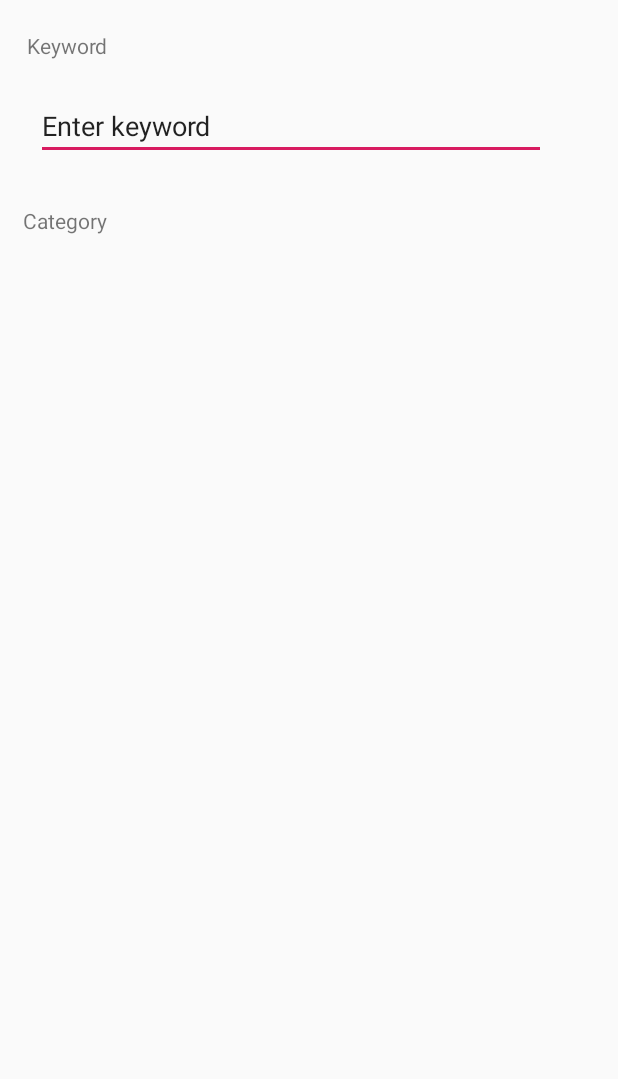
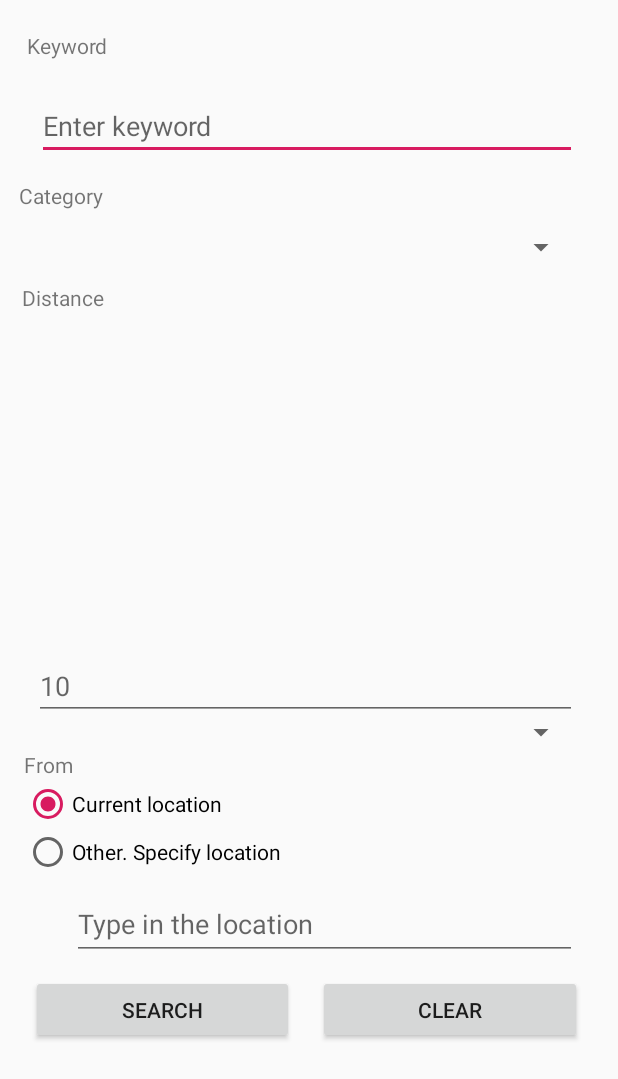
Before and after one commit to sebasetian/android-event-searcher, an Android app: the layout form_fragment.xml on its own in the app's theme, with its tools: preview values and no code run, on a phone screen of 412 x 824 dp. Shown: the top 1079 px of the screen. Run offline under Robolectric (Android 15) with nearby library versions, the phone set to English and light mode, and no system bars.

```diff
--- a/app/build.gradle
+++ b/app/build.gradle
@@ -32,4 +32,7 @@ dependencies {
     implementation 'com.android.support:recyclerview-v7:27.1.1'
     implementation 'com.android.support:support-v4:27.1.1'
     implementation 'com.android.support:design:27.1.1'
+    implementation 'com.squareup.retrofit2:retrofit:2.4.0'
+    implementation 'com.squareup.retrofit2:converter-gson:2.1.0'
+    implementation 'com.google.code.gson:gson:2.8.2'
 }
--- a/app/src/main/AndroidManifest.xml
+++ b/app/src/main/AndroidManifest.xml
@@ -2,7 +2,7 @@
 <manifest xmlns:android="http://schemas.android.com/apk/res/android"
   xmlns:tools="http://schemas.android.com/tools"
   package="csci571.hw9">
-
+  <uses-permission android:name="android.permission.INTERNET"/>
   <application
     android:allowBackup="true"
     android:icon="@mipmap/ic_launcher"
--- a/app/src/main/java/csci571/hw9/FormViewModel.java
+++ b/app/src/main/java/csci571/hw9/FormViewModel.java
@@ -3,16 +3,27 @@ package csci571.hw9;
 import android.arch.lifecycle.MutableLiveData;
 import android.arch.lifecycle.ViewModel;
 import android.databinding.BindingAdapter;
+import android.databinding.Observable;
+import android.databinding.Observable.OnPropertyChangedCallback;
+import android.databinding.ObservableField;
 import android.widget.EditText;
+import csci571.hw9.Model.WebServices;
 import csci571.hw9.Model.FormField;
 
 public class FormViewModel extends ViewModel {
     private FormField form;
     private MutableLiveData<FormField> formPassed;
-
+    public ObservableField<String> keywordForAutoComplete;
+    public String[] autoCompleteTitles;
+    private WebServices webService = new WebServices();
     public void init() {
         form = new FormField();
-
+        keywordForAutoComplete.addOnPropertyChangedCallback(new OnPropertyChangedCallback() {
+            @Override
+            public void onPropertyChanged(Observable sender, int propertyId) {
+                autoCompleteTitles = webService.autocomplete(keywordForAutoComplete.get());
+            }
+        });
     }
     public void onSubmit() {
         if(!form.isValid()) {
--- a/app/src/main/java/csci571/hw9/Fragment/FormFragment.java
+++ b/app/src/main/java/csci571/hw9/Fragment/FormFragment.java
@@ -1,6 +1,7 @@
 package csci571.hw9.Fragment;
 
 import android.arch.lifecycle.ViewModelProviders;
+import android.content.Context;
 import android.databinding.DataBindingUtil;
 import android.os.Bundle;
 import android.support.annotation.NonNull;
@@ -9,11 +10,18 @@ import android.support.v4.app.Fragment;
 import android.view.LayoutInflater;
 import android.view.View;
 import android.view.ViewGroup;
+import android.widget.AdapterView;
+import android.widget.AdapterView.OnItemSelectedListener;
+import android.widget.ArrayAdapter;
+import android.widget.Spinner;
 import csci571.hw9.FormViewModel;
 import csci571.hw9.R;
 import csci571.hw9.databinding.FormDataBinding;
+import java.util.ArrayList;
+import java.util.Arrays;
+import java.util.List;
 
-public class FormFragment extends Fragment {
+public class FormFragment extends Fragment implements OnItemSelectedListener {
 
     private FormViewModel mViewModel;
     public FormDataBinding formBinding;
@@ -26,8 +34,8 @@ public class FormFragment extends Fragment {
         formBinding = DataBindingUtil.inflate(inflater, R.layout.form_fragment, container, false);
         mViewModel = ViewModelProviders.of(this).get(FormViewModel.class);
         formBinding.setViewModel(mViewModel);
+        createSpinner((Spinner) formBinding.getRoot().findViewById(R.id.categorySpinner),formBinding.getRoot().getContext());
         return formBinding.getRoot();
-
     }
 
     @Override
@@ -36,5 +44,20 @@ public class FormFragment extends Fragment {
 
 
     }
+    private void createSpinner(Spinner spinner, Context context) {
+        List<String> categories = new ArrayList<>(Arrays.asList("All","Music","Sports","Arts & Theatre","Film","Miscellaneous"));
+        ArrayAdapter<String> adapter = new ArrayAdapter<>(context,android.R.layout.simple_spinner_item,categories);
+        adapter.setDropDownViewResource(android.R.layout.simple_spinner_dropdown_item);
+        spinner.setAdapter(adapter);
+    }
 
+    @Override
+    public void onItemSelected(AdapterView<?> parent, View view, int position, long id) {
+
+    }
+
+    @Override
+    public void onNothingSelected(AdapterView<?> parent) {
+
+    }
 }
--- /dev/null
+++ b/app/src/main/java/csci571/hw9/Model/WebServices.java
@@ -0,0 +1,50 @@
+package csci571.hw9.Model;
+
+import android.util.Log;
+import csci571.hw9.Schema.AutoCompleteSchema;
+import java.io.IOException;
+import java.util.ArrayList;
+import java.util.List;
+import retrofit2.Call;
+import retrofit2.Response;
+import retrofit2.Retrofit;
+import retrofit2.converter.gson.GsonConverterFactory;
+import retrofit2.http.GET;
+import retrofit2.http.Path;
+
+public class WebServices {
+    private final String BASE_URL = "https://csci571hw8shihyaol.azurewebsites.net/";
+    public List<String> autocomplete(String keyword) {
+        if (keyword == null || keyword.length() == 0) return new ArrayList<>();
+        Retrofit retrofit = new Retrofit.Builder()
+            .baseUrl(BASE_URL)
+            .addConverterFactory(GsonConverterFactory.create())
+            .build();
+        AutoCompleteAPI api = retrofit.create(AutoCompleteAPI.class);
+        try {
+            Response<List<AutoCompleteSchema>> res = api.getAutoCompleteWord(keyword).execute();
+            if (res.isSuccessful()) {
+                List<String> names = new ArrayList<>();
+                List<AutoCompleteSchema> schemas = res.body();
+                if (schemas != null) {
+                    for (AutoCompleteSchema schema : schemas) {
+                        names.add(schema.getName());
+                    }
+                }
+                return names;
+            } else {
+                Log.d("auto-complete", "autocomplete: request failed");
+                return new ArrayList<>();
+            }
+        } catch (Exception e) {
+            e.printStackTrace();
+            return new ArrayList<>();
+        }
+    }
+}
+
+interface AutoCompleteAPI {
+
+    @GET("auto-complete/{keyword}")
+    Call<List<AutoCompleteSchema>> getAutoCompleteWord(@Path("keyword") String keyword);
+}
--- /dev/null
+++ b/app/src/main/java/csci571/hw9/Schema/AutoCompleteSchema.java
@@ -0,0 +1,12 @@
+package csci571.hw9.Schema;
+
+public class AutoCompleteSchema {
+    String name;
+    public String getName() {
+        return name;
+    }
+
+    public void setName(String name) {
+        this.name = name;
+    }
+}
--- a/app/src/main/res/layout/form_fragment.xml
+++ b/app/src/main/res/layout/form_fragment.xml
@@ -22,70 +22,176 @@
       app:layout_constraintStart_toStartOf="parent"
       app:layout_constraintTop_toTopOf="parent"
       app:layout_constraintVertical_bias="0.016"/>
-  <android.support.design.widget.TextInputLayout
-    android:id="@+id/textInputLayout"
+    <AutoCompleteTextView
+      android:id="@+id/keyword_text"
+      android:layout_width="360dp"
+      android:layout_height="45dp"
+      android:layout_marginTop="21dp"
+      android:layout_marginStart="24dp"
+      android:layout_marginEnd="27dp"
+      android:layout_marginLeft="24dp"
+      android:layout_marginRight="27dp"
+      android:dropDownWidth="match_parent"
+      android:hint="@string/keyword_placeholder"
+      android:text="@{viewModel.keywordForAutoComplete}"
+      app:layout_constraintEnd_toEndOf="parent"
+      app:layout_constraintStart_toStartOf="parent"
+      app:layout_constraintTop_toBottomOf="@+id/keywordTitle"
+      />
+    <TextView
+      android:id="@+id/category_title"
+      android:layout_width="63dp"
+      android:layout_height="20dp"
+      android:layout_marginTop="14dp"
+      android:layout_marginStart="16dp"
+      android:layout_marginEnd="339dp"
+      android:layout_marginLeft="16dp"
+      android:layout_marginRight="339dp"
+      android:text="@string/category_title"
+      app:layout_constraintEnd_toEndOf="parent"
+      app:layout_constraintStart_toStartOf="parent"
+      app:layout_constraintTop_toBottomOf="@+id/keyword_text"/>
+    <Spinner
+      android:id="@+id/categorySpinner"
+      android:layout_width="0dp"
+      android:layout_height="24dp"
+      android:layout_marginTop="12dp"
+      android:layout_marginBottom="12dp"
+      android:layout_marginStart="24dp"
+      android:layout_marginLeft="24dp"
+      app:layout_constraintBottom_toTopOf="@+id/distance_title"
+      app:layout_constraintEnd_toEndOf="@+id/keyword_text"
+      app:layout_constraintStart_toStartOf="parent"
+      app:layout_constraintTop_toBottomOf="@+id/category_title"/>
+    <TextView
+      android:id="@+id/distance_title"
+      android:layout_width="58dp"
+      android:layout_height="19dp"
+      android:layout_marginTop="12dp"
+      android:layout_marginStart="16dp"
+      android:layout_marginEnd="341dp"
+      android:layout_marginLeft="16dp"
+      android:layout_marginRight="341dp"
+      android:text="@string/distance"
+      app:layout_constraintEnd_toEndOf="parent"
+      app:layout_constraintStart_toStartOf="parent"
+      app:layout_constraintTop_toBottomOf="@+id/categorySpinner"/>
+    <EditText
+      android:id="@+id/distanceNum"
       android:layout_width="0dp"
       android:layout_height="wrap_content"
-    android:layout_marginTop="8dp"
-    android:layout_marginBottom="8dp"
-    android:layout_marginStart="20dp"
-    android:layout_marginEnd="20dp"
-    android:layout_marginLeft="20dp"
-    android:layout_marginRight="20dp"
-    app:hintEnabled="true"
+      android:layout_marginBottom="344dp"
+      android:layout_marginStart="8dp"
+      android:layout_marginLeft="8dp"
+      android:autofillHints=""
+      android:ems="10"
+      android:hint="10"
+      android:inputType="number"
       app:layout_constraintBottom_toBottomOf="parent"
+      app:layout_constraintEnd_toEndOf="@+id/categorySpinner"
+      app:layout_constraintStart_toStartOf="@+id/distance_title"/>
+    <TextView
+      android:id="@+id/from_title"
+      android:layout_width="wrap_content"
+      android:layout_height="20dp"
+      android:layout_marginBottom="16dp"
+      android:layout_marginEnd="363dp"
+      android:layout_marginRight="363dp"
+      android:text="@string/from"
+      app:layout_constraintBottom_toTopOf="@+id/fromWhereGroup"
       app:layout_constraintEnd_toEndOf="parent"
-    app:layout_constraintStart_toStartOf="parent"
-    app:layout_constraintVertical_bias="0.120000005">
+      app:layout_constraintHorizontal_bias="1.0"
+      app:layout_constraintStart_toStartOf="@+id/distance_title"
+      app:layout_constraintTop_toBottomOf="@+id/unitSpinner"
+      app:layout_constraintVertical_bias="0.0"/>
+    <Spinner
+      android:id="@+id/unitSpinner"
+      android:layout_width="0dp"
+      android:layout_height="wrap_content"
+      app:layout_constraintBottom_toTopOf="@+id/from_title"
+      app:layout_constraintEnd_toEndOf="@+id/distanceNum"
+      app:layout_constraintStart_toStartOf="@+id/distanceNum"
+      app:layout_constraintTop_toBottomOf="@+id/distanceNum"/>
 
-  </android.support.design.widget.TextInputLayout>
-  <TextView
-    android:id="@+id/categoryTitle"
-    android:layout_width="wrap_content"
+
+    <RadioGroup
+      android:id="@+id/fromWhereGroup"
+      android:layout_width="0dp"
       android:layout_height="wrap_content"
-    android:layout_marginStart="15dp"
-    android:layout_marginEnd="313dp"
-    android:layout_marginLeft="15dp"
-    android:layout_marginRight="313dp"
-    app:layout_constraintBottom_toBottomOf="parent"
+      android:layout_marginStart="16dp"
+      android:layout_marginEnd="16dp"
+      android:layout_marginLeft="16dp"
+      android:layout_marginRight="16dp"
       app:layout_constraintEnd_toEndOf="parent"
       app:layout_constraintHorizontal_bias="0.0"
       app:layout_constraintStart_toStartOf="parent"
-    app:layout_constraintVertical_bias="0.265"/>
-  <AutoCompleteTextView
-    android:id="@+id/autoCompleteTextView2"
-    android:layout_width="340dp"
-    android:layout_height="wrap_content"
-    android:layout_marginTop="21dp"
-    android:layout_marginBottom="9dp"
-    android:layout_marginStart="24dp"
-    android:layout_marginEnd="20dp"
-    android:layout_marginLeft="24dp"
-    android:layout_marginRight="20dp"
-    android:text="@string/keyword_placeholder"
-    app:layout_constraintBottom_toTopOf="@+id/categoryTitle"
-    app:layout_constraintEnd_toEndOf="parent"
-    app:layout_constraintHorizontal_bias="0.0"
-    app:layout_constraintStart_toStartOf="parent"
-    app:layout_constraintTop_toBottomOf="@+id/keywordTitle"
-    app:layout_constraintVertical_bias="0.0"/>
-  <TextView
-    android:id="@+id/textView3"
+      app:layout_constraintTop_toBottomOf="@+id/from_title">
+      <RadioButton
+        android:id="@+id/Here"
         android:layout_width="wrap_content"
         android:layout_height="wrap_content"
-    android:layout_marginTop="14dp"
-    android:layout_marginBottom="369dp"
-    android:layout_marginStart="15dp"
-    android:layout_marginEnd="313dp"
-    android:layout_marginLeft="15dp"
-    android:layout_marginRight="313dp"
-    android:text="@string/category_title"
-    app:layout_constraintBottom_toTopOf="@+id/textInputLayout"
+        android:checked="true"
+        android:clickable="true"
+        android:focusable="true"
+        android:text="@string/current_location"
+        tools:layout_editor_absoluteX="25dp"
+        tools:layout_editor_absoluteY="356dp"/>
+      <RadioButton
+        android:id="@+id/Others"
+        android:layout_width="wrap_content"
+        android:layout_height="wrap_content"
+        android:text="@string/other_specify_location"
+        tools:layout_editor_absoluteX="26dp"
+        tools:layout_editor_absoluteY="400dp"/>
+    </RadioGroup>
+    <android.support.design.widget.TextInputLayout
+      android:id="@+id/location_text"
+      android:layout_width="0dp"
+      android:layout_height="wrap_content"
+      android:layout_marginStart="32dp"
+      android:layout_marginLeft="32dp"
+      app:hintEnabled="true"
+      app:layout_constraintBottom_toTopOf="@+id/submitBtn"
+      app:layout_constraintEnd_toEndOf="@+id/distanceNum"
+      app:layout_constraintStart_toStartOf="@+id/fromWhereGroup"
+      app:layout_constraintTop_toBottomOf="@+id/fromWhereGroup">
+
+      <android.support.design.widget.TextInputEditText
+        android:layout_width="match_parent"
+        android:layout_height="wrap_content"
+        android:hint="Type in the location"/>
+    </android.support.design.widget.TextInputLayout>
+    <Button
+      android:id="@+id/submitBtn"
+      android:layout_width="175dp"
+      android:layout_height="46dp"
+      android:layout_marginTop="10dp"
+      android:layout_marginBottom="128dp"
+      android:layout_marginStart="24dp"
+      android:layout_marginEnd="8dp"
+      android:layout_marginLeft="24dp"
+      android:layout_marginRight="8dp"
+      android:text="SEARCH"
+      app:layout_constraintBottom_toBottomOf="parent"
+      app:layout_constraintEnd_toStartOf="@+id/clearBtn"
+      app:layout_constraintStart_toStartOf="parent"
+      app:layout_constraintTop_toBottomOf="@+id/location_text"/>
+    <Button
+      android:id="@+id/clearBtn"
+      android:layout_width="176dp"
+      android:layout_height="46dp"
+      android:layout_marginTop="10dp"
+      android:layout_marginBottom="128dp"
+      android:layout_marginStart="8dp"
+      android:layout_marginEnd="28dp"
+      android:layout_marginLeft="8dp"
+      android:layout_marginRight="28dp"
+      android:text="CLEAR"
+      app:layout_constraintBottom_toBottomOf="parent"
       app:layout_constraintEnd_toEndOf="parent"
-    app:layout_constraintHorizontal_bias="0.0"
-    app:layout_constraintStart_toStartOf="parent"
-    app:layout_constraintTop_toBottomOf="@+id/autoCompleteTextView2"
-    app:layout_constraintVertical_bias="0.055"/>
+      app:layout_constraintStart_toEndOf="@+id/submitBtn"
+      app:layout_constraintTop_toBottomOf="@+id/location_text"/>
+
 
   </android.support.constraint.ConstraintLayout>
 </layout>
--- /dev/null
+++ b/app/src/main/res/values/arrays.xml
@@ -0,0 +1,3 @@
+<?xml version="1.0" encoding="utf-8"?>
+<resources>
+</resources>
--- a/app/src/main/res/values/strings.xml
+++ b/app/src/main/res/values/strings.xml
@@ -6,4 +6,8 @@
   <string name="keyword_title">Keyword</string>
   <string name="keyword_placeholder">Enter keyword</string>
   <string name="category_title">Category</string>
+  <string name="distance">Distance</string>
+  <string name="from">From</string>
+  <string name="current_location">Current location</string>
+  <string name="other_specify_location">Other. Specify location</string>
 </resources>
```
Lines whose indentation alone changed are shown as unchanged.
